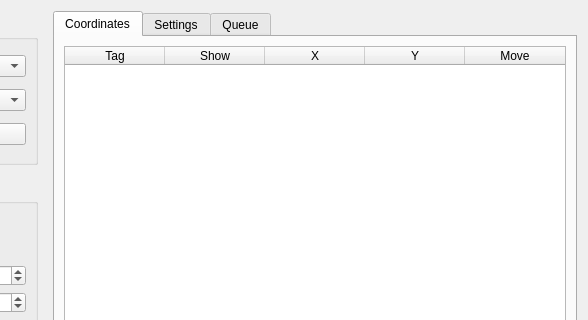
The window that bec_widgets/examples/motor_movement/motor_controller.ui (bec-project/bec_widgets) describes before a commit, drawn with Qt 5; both pictures show x 821 to 1409 and y 0 to 320 of the 1409 by 748 pixel window.
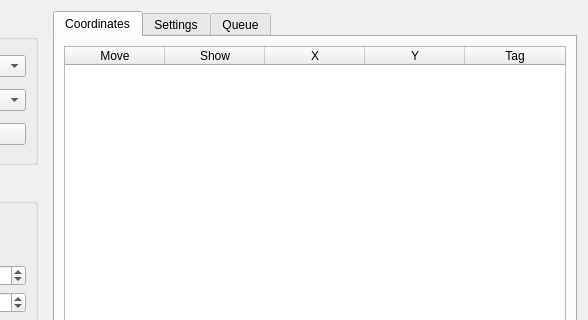
The same window after the commit. Custom widgets are drawn as their Qt base class.

Commit message: refactor: change order of columns

Patch:
```diff
--- a/bec_widgets/examples/motor_movement/motor_controller.ui
+++ b/bec_widgets/examples/motor_movement/motor_controller.ui
@@ -516,7 +516,7 @@
          </property>
          <column>
           <property name="text">
-           <string>Tag</string>
+           <string>Move</string>
           </property>
          </column>
          <column>
@@ -536,7 +536,7 @@
          </column>
          <column>
           <property name="text">
-           <string>Move</string>
+           <string>Tag</string>
           </property>
          </column>
         </widget>
```
The commit also changes 1 other file.
